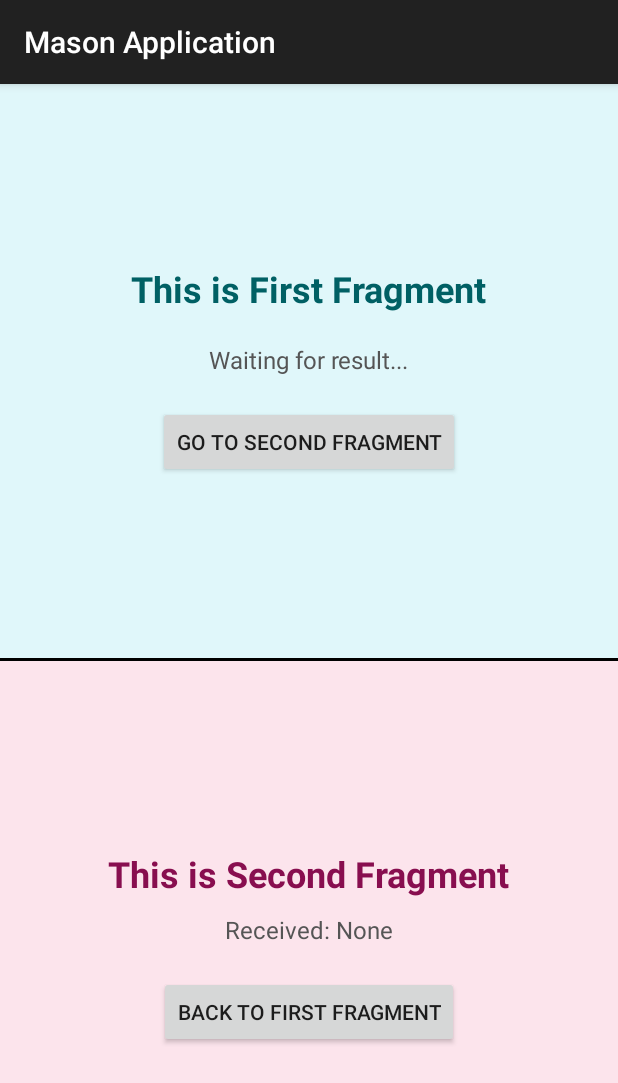
After one commit to majiajun1/RouteToAndroid, an Android app: the SecondFragment screen opened directly, with no data from a screen before it, on a phone screen of 412 x 824 dp. The commit adds this screen. Shown: the top 1083 px of the screen. Run offline under Robolectric (Android 15) with nearby library versions, the phone set to English and light mode, and no system bars.

Commit message:
fragment学习

```diff
--- a/app/src/main/AndroidManifest.xml
+++ b/app/src/main/AndroidManifest.xml
@@ -44,6 +44,8 @@
                 <category android:name="android.intent.category.LAUNCHER" />
             </intent-filter>
         </activity>
+        <activity android:name=".FragmentTestActivity"/>
+        <activity android:name=".SplitFragmentActivity"/>
     </application>
 
 </manifest>
--- /dev/null
+++ b/app/src/main/java/com/example/myapplication/FirstFragment.java
@@ -0,0 +1,71 @@
+package com.example.myapplication;
+
+import android.os.Bundle;
+import android.view.LayoutInflater;
+import android.view.View;
+import android.view.ViewGroup;
+import android.widget.Button;
+import android.widget.TextView;
+
+import androidx.annotation.NonNull;
+import androidx.annotation.Nullable;
+import androidx.fragment.app.Fragment;
+import androidx.fragment.app.FragmentResultListener;
+import androidx.fragment.app.FragmentTransaction;
+
+public class FirstFragment extends Fragment {
+
+    private TextView tvResult;
+
+    @Nullable
+    @Override
+    public View onCreateView(@NonNull LayoutInflater inflater, @Nullable ViewGroup container, @Nullable Bundle savedInstanceState) {
+        // Inflate the layout for this fragment
+        View view = inflater.inflate(R.layout.fragment_first, container, false);
+
+        tvResult = view.findViewById(R.id.tv_result);
+        Button btnToSecond = view.findViewById(R.id.btn_to_second);
+
+        // Listen for results from SecondFragment
+        getParentFragmentManager().setFragmentResultListener("requestKey", this, new FragmentResultListener() {
+            @Override
+            public void onFragmentResult(@NonNull String requestKey, @NonNull Bundle result) {
+                String resultString = result.getString("bundleKey");
+                tvResult.setText("Result: " + resultString);
+            }
+        });
+
+        btnToSecond.setOnClickListener(new View.OnClickListener() {
+            @Override
+            public void onClick(View v) {
+                // Navigate to SecondFragment
+                Fragment secondFragment = new SecondFragment();
+
+                // Pass data to SecondFragment
+                Bundle args = new Bundle();
+                args.putString("some_arg", "Hello from FirstFragment!");
+                secondFragment.setArguments(args);
+
+                FragmentTransaction transaction = getParentFragmentManager().beginTransaction();
+
+                // Check if we are in the SplitFragmentActivity (container_top exists)
+                // or FragmentTestActivity (fragment_container exists)
+                int containerId = R.id.fragment_container;
+                if (getParentFragmentManager().findFragmentById(R.id.container_top) != null) {
+                    // We are in split mode, maybe we want to replace the bottom one?
+                    // Or maybe in split mode we shouldn't navigate at all?
+                    // Let's assume for now we want to replace the current fragment's container
+                    if (getId() != 0) {
+                        containerId = getId();
+                    }
+                }
+
+                transaction.replace(containerId, secondFragment);
+                transaction.addToBackStack(null); // Add to back stack so we can navigate back
+                transaction.commit();
+            }
+        });
+
+        return view;
+    }
+}
--- /dev/null
+++ b/app/src/main/java/com/example/myapplication/SecondFragment.java
@@ -0,0 +1,45 @@
+package com.example.myapplication;
+
+import android.os.Bundle;
+import android.view.LayoutInflater;
+import android.view.View;
+import android.view.ViewGroup;
+import android.widget.Button;
+import android.widget.TextView;
+
+import androidx.annotation.NonNull;
+import androidx.annotation.Nullable;
+import androidx.fragment.app.Fragment;
+
+public class SecondFragment extends Fragment {
+
+    @Nullable
+    @Override
+    public View onCreateView(@NonNull LayoutInflater inflater, @Nullable ViewGroup container, @Nullable Bundle savedInstanceState) {
+        View view = inflater.inflate(R.layout.fragment_second, container, false);
+
+        TextView tvReceivedMsg = view.findViewById(R.id.tv_received_msg);
+
+        // Receive data from FirstFragment
+        if (getArguments() != null) {
+            String msg = getArguments().getString("some_arg");
+            tvReceivedMsg.setText("Received: " + msg);
+        }
+
+        Button btnBack = view.findViewById(R.id.btn_back);
+        btnBack.setOnClickListener(new View.OnClickListener() {
+            @Override
+            public void onClick(View v) {
+                // Send result back to FirstFragment
+                Bundle result = new Bundle();
+                result.putString("bundleKey", "Hello back from Second!");
+                getParentFragmentManager().setFragmentResult("requestKey", result);
+
+                // Go back to the previous fragment
+                getParentFragmentManager().popBackStack();
+            }
+        });
+
+        return view;
+    }
+}
--- /dev/null
+++ b/app/src/main/java/com/example/myapplication/SplitFragmentActivity.java
@@ -0,0 +1,25 @@
+package com.example.myapplication;
+
+import android.os.Bundle;
+import androidx.appcompat.app.AppCompatActivity;
+
+public class SplitFragmentActivity extends AppCompatActivity {
+
+    @Override
+    protected void onCreate(Bundle savedInstanceState) {
+        super.onCreate(savedInstanceState);
+        setContentView(R.layout.activity_fragment_split);
+
+        if (savedInstanceState == null) {
+            // Load FirstFragment into the top container
+            getSupportFragmentManager().beginTransaction()
+                .add(R.id.container_top, new FirstFragment())
+                .commit();
+
+            // Load SecondFragment into the bottom container
+            getSupportFragmentManager().beginTransaction()
+                .add(R.id.container_bottom, new SecondFragment())
+                .commit();
+        }
+    }
+}
--- /dev/null
+++ b/app/src/main/res/layout/activity_fragment_split.xml
@@ -0,0 +1,29 @@
+<?xml version="1.0" encoding="utf-8"?>
+<LinearLayout xmlns:android="http://schemas.android.com/apk/res/android"
+    android:layout_width="match_parent"
+    android:layout_height="match_parent"
+    android:orientation="vertical">
+
+    <!-- Top Container for FirstFragment -->
+    <FrameLayout
+        android:id="@+id/container_top"
+        android:layout_width="match_parent"
+        android:layout_height="0dp"
+        android:layout_weight="1"
+        android:background="#E0F7FA"/>
+
+    <!-- Divider -->
+    <View
+        android:layout_width="match_parent"
+        android:layout_height="2dp"
+        android:background="#000000"/>
+
+    <!-- Bottom Container for SecondFragment -->
+    <FrameLayout
+        android:id="@+id/container_bottom"
+        android:layout_width="match_parent"
+        android:layout_height="0dp"
+        android:layout_weight="1"
+        android:background="#FCE4EC"/>
+
+</LinearLayout>
--- /dev/null
+++ b/app/src/main/res/layout/fragment_first.xml
@@ -0,0 +1,34 @@
+<?xml version="1.0" encoding="utf-8"?>
+<LinearLayout xmlns:android="http://schemas.android.com/apk/res/android"
+    android:layout_width="match_parent"
+    android:layout_height="match_parent"
+    android:orientation="vertical"
+    android:background="#E0F7FA"
+    android:gravity="center"
+    android:padding="16dp">
+
+    <TextView
+        android:layout_width="wrap_content"
+        android:layout_height="wrap_content"
+        android:text="This is First Fragment"
+        android:textSize="24sp"
+        android:textStyle="bold"
+        android:textColor="#006064"/>
+
+    <TextView
+        android:id="@+id/tv_result"
+        android:layout_width="wrap_content"
+        android:layout_height="wrap_content"
+        android:layout_marginTop="20dp"
+        android:text="Waiting for result..."
+        android:textSize="16sp"
+        android:textColor="#555555"/>
+
+    <Button
+        android:id="@+id/btn_to_second"
+        android:layout_width="wrap_content"
+        android:layout_height="wrap_content"
+        android:layout_marginTop="20dp"
+        android:text="Go to Second Fragment"/>
+
+</LinearLayout>
--- /dev/null
+++ b/app/src/main/res/layout/fragment_second.xml
@@ -0,0 +1,34 @@
+<?xml version="1.0" encoding="utf-8"?>
+<LinearLayout xmlns:android="http://schemas.android.com/apk/res/android"
+    android:layout_width="match_parent"
+    android:layout_height="match_parent"
+    android:orientation="vertical"
+    android:background="#FCE4EC"
+    android:gravity="center"
+    android:padding="16dp">
+
+    <TextView
+        android:layout_width="wrap_content"
+        android:layout_height="wrap_content"
+        android:text="This is Second Fragment"
+        android:textSize="24sp"
+        android:textStyle="bold"
+        android:textColor="#880E4F"/>
+
+    <TextView
+        android:id="@+id/tv_received_msg"
+        android:layout_width="wrap_content"
+        android:layout_height="wrap_content"
+        android:layout_marginTop="10dp"
+        android:text="Received: None"
+        android:textSize="16sp"
+        android:textColor="#555555"/>
+
+    <Button
+        android:id="@+id/btn_back"
+        android:layout_width="wrap_content"
+        android:layout_height="wrap_content"
+        android:layout_marginTop="20dp"
+        android:text="Back to First Fragment"/>
+
+</LinearLayout>
```
Also changed, not shown: app/src/main/java/com/example/myapplication/FragmentTestActivity.java (added, +25 -0 lines), app/src/main/java/com/example/myapplication/MainActivity.java (+10 -0 lines), app/src/main/res/layout/activity_fragment_test.xml (added, +22 -0 lines), app/src/main/res/layout/activity_main.xml (+14 -0 lines), 2 other files.
